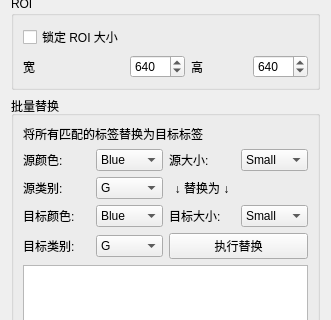
Above: labelmaster/src/ui/settings_dialog.ui from PraySky1337/ATLabelMaster before the change; both pictures show x 0 to 331 and y 189 to 509 of the 331 by 680 pixel window. Below: the same form after it.
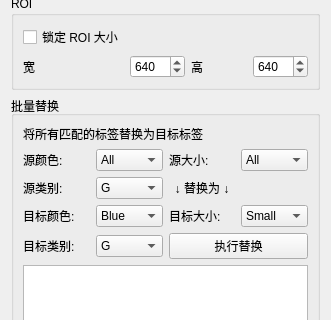
That is the form after the change.

Commit message:
Fix batch replacement: Add 'All' option and fix directory path
1. Add "All" option to Color and Size combo boxes for wildcard matching
2. Fix directory path handling - convert relative paths to absolute paths
3. Improved error messages showing both original and resolved paths
4. When using "All" for target Color/Size, preserve original values

```diff
--- a/labelmaster/src/ui/settings_dialog.ui
+++ b/labelmaster/src/ui/settings_dialog.ui
@@ -250,6 +250,11 @@
       </item>
       <item row="1" column="1">
        <widget class="QComboBox" name="src_color_combo">
+        <item>
+         <property name="text">
+          <string>All</string>
+         </property>
+        </item>
         <item>
          <property name="text">
           <string>Blue</string>
@@ -281,6 +286,11 @@
       </item>
       <item row="1" column="3">
        <widget class="QComboBox" name="src_size_combo">
+        <item>
+         <property name="text">
+          <string>All</string>
+         </property>
+        </item>
         <item>
          <property name="text">
           <string>Small</string>
```
The commit also changes 1 other file.
